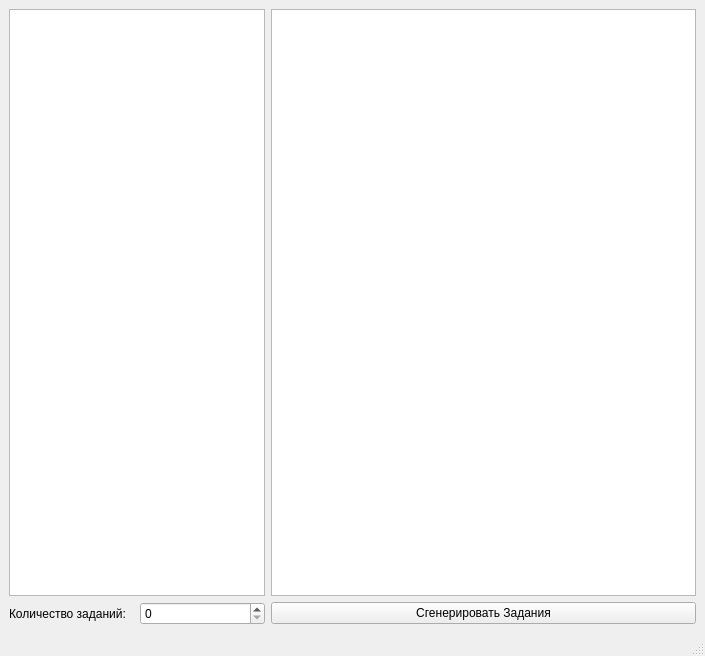
This is generatorwindow.ui in TeddyReady/MathTasksRenderer as Qt 5 draws it before an edit. The edited form follows.
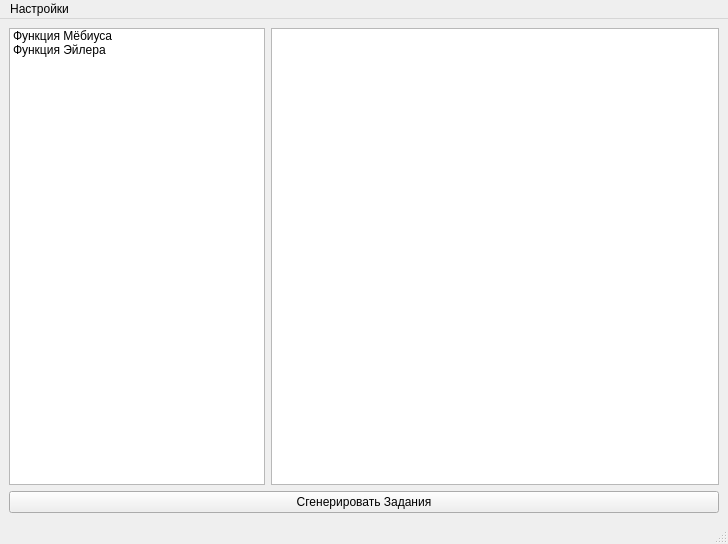
This is the edited form.

Diff of the .ui file:
```diff
--- a/generatorwindow.ui
+++ b/generatorwindow.ui
@@ -6,8 +6,8 @@
    <rect>
     <x>0</x>
     <y>0</y>
-    <width>705</width>
-    <height>656</height>
+    <width>728</width>
+    <height>544</height>
    </rect>
   </property>
   <property name="windowTitle">
@@ -16,23 +16,24 @@
   <widget class="QWidget" name="centralwidget">
    <layout class="QGridLayout" name="gridLayout">
     <item row="0" column="0" colspan="2">
-     <widget class="QListWidget" name="tasksList"/>
+     <widget class="QListWidget" name="tasksList">
+      <item>
+       <property name="text">
+        <string>Функция Мёбиуса</string>
+       </property>
+      </item>
+      <item>
+       <property name="text">
+        <string>Функция Эйлера</string>
+       </property>
+      </item>
+     </widget>
     </item>
     <item row="0" column="2">
-     <widget class="QTextBrowser" name="tasksView"/>
+     <widget class="QListWidget" name="taskView"/>
     </item>
-    <item row="1" column="0">
-     <widget class="QLabel" name="taskLabel">
-      <property name="text">
-       <string>Количество заданий:</string>
-      </property>
-     </widget>
-    </item>
-    <item row="1" column="1">
-     <widget class="QSpinBox" name="countSpin"/>
-    </item>
-    <item row="1" column="2">
-     <widget class="QPushButton" name="generateBtn">
+    <item row="1" column="0" colspan="3">
+     <widget class="QPushButton" name="genButton">
       <property name="text">
        <string>Сгенерировать Задания</string>
       </property>
@@ -45,10 +46,19 @@
     <rect>
      <x>0</x>
      <y>0</y>
-     <width>705</width>
+     <width>728</width>
      <height>20</height>
     </rect>
    </property>
+   <widget class="QMenu" name="menu">
+    <property name="title">
+     <string>Настройки</string>
+    </property>
+    <addaction name="actionTXT"/>
+    <addaction name="separator"/>
+    <addaction name="actionQuit"/>
+   </widget>
+   <addaction name="menu"/>
   </widget>
   <widget class="QStatusBar" name="statusbar"/>
  </widget>
```
Left out of the diff: 10 changed lines with no effect on the pictures.
